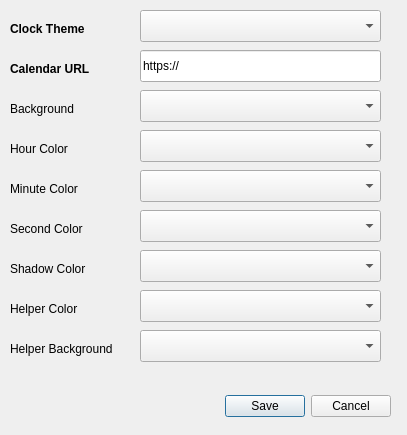
Old version of the form settingsform.ui in the repository Maible/clock.
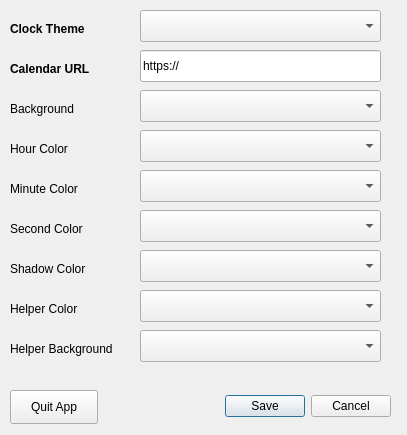
New version of the form.

Commit message: Quit app button and background color options for settings

What changed in the file:
```diff
--- a/settingsform.ui
+++ b/settingsform.ui
@@ -16,9 +16,9 @@
   <widget class="QDialogButtonBox" name="buttonBox">
    <property name="geometry">
     <rect>
-     <x>50</x>
+     <x>210</x>
      <y>390</y>
-     <width>341</width>
+     <width>181</width>
      <height>32</height>
     </rect>
    </property>
@@ -257,6 +257,19 @@
     </rect>
    </property>
   </widget>
+  <widget class="QPushButton" name="appQuitButton">
+   <property name="geometry">
+    <rect>
+     <x>10</x>
+     <y>390</y>
+     <width>88</width>
+     <height>34</height>
+    </rect>
+   </property>
+   <property name="text">
+    <string>Quit App</string>
+   </property>
+  </widget>
  </widget>
  <resources/>
  <connections>
```
The commit also changes 4 other files.
